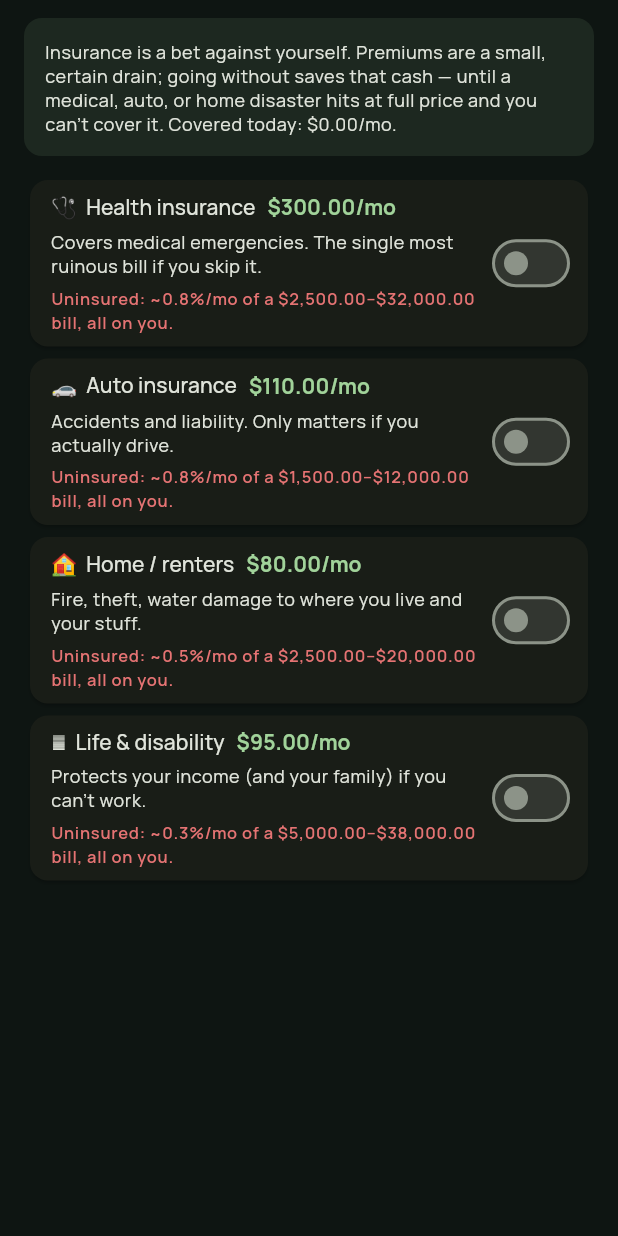
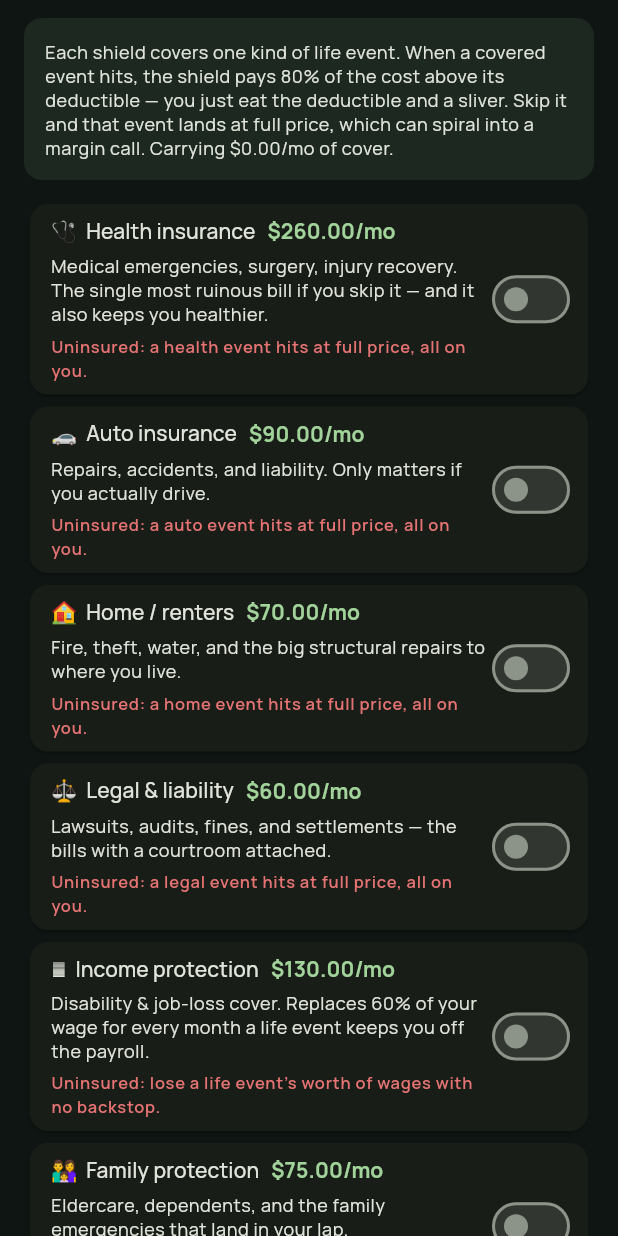
Before and after one commit to Armandoxh/Territorygame, a Flutter app: the InsuranceBody widget shown alone on an empty page, opened directly with empty values, on a phone screen of 412 x 824 dp. Run offline on Flutter 3.47's test engine with Material 3 defaults, Android fonts, the phone set to English and light mode, and no system bars; our stand-ins replace flutter_svg, google_fonts.

Commit message:
Rework shields: insurance now mitigates real life events, one per category (build 120)
The old 'shield' was whack: it rolled invisible random incidents
disconnected from the life-event popups you actually see, so premiums
bought protection against dice you never rolled. Replaced wholesale.

- Each life event (crisis) is tagged with a CrisisCategory. There are now
  8 category shields: Health, Auto, Home, Legal, Income, Family,
  Education, Cyber/identity. Gambling, windfalls, and voluntary splurges
  stay uninsurable.
- When a covered event costs you cash, the shield absorbs 80% above its
  deductible (you pay the deductible + 20%). Small hits are on you; the
  shield earns its keep on the big ones. Applied in resolveCrisis by
  measuring the choice's cash hit.
- Income protection is the exception: it replaces 60% of your wage for
  every month a life event knocks you off the payroll (disability/job
  loss), paid in advanceDay and folded into the DayResult income term so
  the cash-flow auditor stays exact.
- Removed the invisible-incident roll and its _insuranceRng entirely;
  insurance value now comes only from events you can see.
- New leaf enum file (crisis_category.dart) keeps insurance and the crisis
  model dependency-free of each other. Events are tagged at the
  aggregation point in crises.dart (base by id-map, packs by pack), so no
  per-event constructor churn.
- UI: insurance app shows premium, deductible, and the 80%/60% payout
  semantics per shield. Playtest's all-insured strategy updated to the new
  8 ids (the old 'life' id is gone).

https://claude.ai/code/session_01JqBticQH2m2VG91X5ciAMv

```diff
--- a/wealthquest/lib/data/crises.dart
+++ b/wealthquest/lib/data/crises.dart
@@ -93,7 +93,7 @@ class Crises {
   static const double _t3 = 750000;
   static const double _t4 = 5000000;
 
-  static final List<CrisisEvent> all = [
+  static final List<CrisisEvent> _base = [
     // ============ TIER 0 — everyday cheap surprises (fade when rich) ======
     CrisisEvent(
       id: 'broken_phone',
@@ -1488,17 +1488,70 @@ class Crises {
       ],
     ),
 
+  ];
+
+  /// Coverage tags for the base events above (the themed packs are tagged by
+  /// pack below). Only insurable losses are listed; everything else — windfalls,
+  /// gambling, voluntary splurges, investment bets — stays [CrisisCategory.none]
+  /// and is never reimbursed.
+  static const Map<String, CrisisCategory> _baseCategory = {
+    // 🚗 vehicle
+    'car_repair': CrisisCategory.auto,
+    'tires': CrisisCategory.auto,
+    'parking': CrisisCategory.auto,
+    'transmission': CrisisCategory.auto,
+    // 🩺 health
+    'dental': CrisisCategory.health,
+    'minor_medical': CrisisCategory.health,
+    'vet': CrisisCategory.health,
+    'medical_bill': CrisisCategory.health,
+    'major_surgery': CrisisCategory.health,
+    'injury': CrisisCategory.health,
+    // 🏠 home
+    'appliance': CrisisCategory.home,
+    'furnace': CrisisCategory.home,
+    'plumbing': CrisisCategory.home,
+    'foundation': CrisisCategory.home,
+    'roof_emergency': CrisisCategory.home,
+    // ⚖️ legal
+    'speeding': CrisisCategory.legal,
+    'audit': CrisisCategory.legal,
+    'lawsuit': CrisisCategory.legal,
+    'big_lawsuit': CrisisCategory.legal,
+    'high_profile_lawsuit': CrisisCategory.legal,
+    // 👨‍👩‍👧 family
+    'eldercare': CrisisCategory.family,
+    'family_bailout': CrisisCategory.family,
+    // 🔒 cyber / devices
+    'laptop': CrisisCategory.tech,
+    'identity_theft': CrisisCategory.tech,
+    'crypto_hack': CrisisCategory.tech,
+    // 🛟 income
+    'jury_duty': CrisisCategory.income,
+    'layoff': CrisisCategory.income,
+  };
+
+  static CrisisEvent _tagBase(CrisisEvent e) {
+    final cat = _baseCategory[e.id];
+    return cat == null ? e : e.copyWith(category: cat);
+  }
+
+  /// The full library: base events (tagged by id) plus every themed pack (tagged
+  /// by pack). A pack tag only affects its *loss* events — windfalls in a pack
+  /// are reimbursed-proof because the shield only ever refunds a cash loss.
+  static final List<CrisisEvent> all = [
+    for (final e in _base) _tagBase(e),
     // ============ EXPANSION PACKS — themed life-event libraries ============
     // Each is a separate file sharing the public helpers in crisis_kit.dart.
-    ...EducationCrises.all,
-    ...CareerCrises.all,
+    for (final e in EducationCrises.all) e.copyWith(category: CrisisCategory.education),
+    for (final e in CareerCrises.all) e.copyWith(category: CrisisCategory.income),
     ...GamblingCrises.all,
-    ...HealthCrises.all,
-    ...FamilyCrises.all,
-    ...HomeCrises.all,
-    ...LegalCrises.all,
+    for (final e in HealthCrises.all) e.copyWith(category: CrisisCategory.health),
+    for (final e in FamilyCrises.all) e.copyWith(category: CrisisCategory.family),
+    for (final e in HomeCrises.all) e.copyWith(category: CrisisCategory.home),
+    for (final e in LegalCrises.all) e.copyWith(category: CrisisCategory.legal),
     ...LifestyleCrises.all,
-    ...TechCrises.all,
+    for (final e in TechCrises.all) e.copyWith(category: CrisisCategory.tech),
   ];
 
   /// Pick a random event whose net-worth band and context allow it right now.
--- a/wealthquest/lib/data/insurance.dart
+++ b/wealthquest/lib/data/insurance.dart
@@ -1,19 +1,22 @@
-/// Insurance policies. Each is a monthly premium that protects against a stream
-/// of random, sometimes-ruinous incidents. Uninsured, an incident hits you for
-/// the full (large) amount — which, if you're cash-light, can spiral into a
-/// margin call or bankruptcy. The choice: pay steady premiums for safety, or
-/// self-insure and gamble. Premiums sit a touch above expected loss (the
-/// insurer's edge), so a risk-tolerant optimizer skips them — but one bad year
-/// can wipe them out.
+import '../models/crisis_category.dart';
+
+/// Insurance policies — one "shield" per insurable life-event category. Each is
+/// a monthly premium that, when a covered life event hits, absorbs most of the
+/// out-of-pocket cost: you pay a [deductible] plus a slice of the rest, and the
+/// insurer covers the remaining [Insurance.coinsurance] (80%). Skip the shield
+/// and the event lands at full price — which, if you're cash-light, can spiral
+/// into a margin call or bankruptcy.
+///
+/// Premiums sit a touch above the expected payout (the insurer's edge), so a
+/// risk-tolerant optimizer skips the ones whose events rarely hit them — but one
+/// bad year can wipe out an uninsured player.
 class InsurancePolicy {
   const InsurancePolicy(
     this.id,
     this.name,
     this.emoji,
+    this.category,
     this.premium,
-    this.incidentChance,
-    this.incidentMin,
-    this.incidentMax,
     this.deductible,
     this.blurb,
   );
@@ -22,36 +25,113 @@ class InsurancePolicy {
   final String name;
   final String emoji;
 
+  /// The life-event category this shield covers (1:1).
+  final CrisisCategory category;
+
   /// Monthly premium (drained from cash whether or not anything happens).
   final double premium;
 
-  /// Monthly probability of an incident while UNcovered.
-  final double incidentChance;
-
-  /// Uninsured incident cost range.
-  final double incidentMin;
-  final double incidentMax;
-
-  /// What you still pay out of pocket even when covered.
+  /// What you still pay out of pocket on a covered event before coverage kicks
+  /// in. Small everyday hits below this are entirely on you; the shield earns
+  /// its keep on the big ones.
   final double deductible;
 
   final String blurb;
+
+  /// Short tag for the in-event "covered" line.
+  String get shortName => name.split(' ').first;
 }
 
 class Insurance {
   Insurance._();
 
+  /// Of the cost above the deductible, the insurer pays this share (you pay the
+  /// deductible plus the remaining 20%).
+  static const double coinsurance = 0.8;
+
+  /// Income protection replaces this fraction of your normal wage for each month
+  /// a life event has knocked you off the payroll (disability / job loss).
+  static const double incomeReplacement = 0.6;
+
   static const List<InsurancePolicy> all = [
-    InsurancePolicy('health', 'Health insurance', '🩺', 300, 0.008, 2500, 32000,
-        1500, 'Covers medical emergencies. The single most ruinous bill if '
-            'you skip it.'),
-    InsurancePolicy('auto', 'Auto insurance', '🚗', 110, 0.008, 1500, 12000,
-        1000, 'Accidents and liability. Only matters if you actually drive.'),
-    InsurancePolicy('home', 'Home / renters', '🏠', 80, 0.005, 2500, 20000, 1000,
-        'Fire, theft, water damage to where you live and your stuff.'),
-    InsurancePolicy('life', 'Life & disability', '🛟', 95, 0.003, 5000, 38000,
-        0, 'Protects your income (and your family) if you can\'t work.'),
+    InsurancePolicy(
+        'health',
+        'Health insurance',
+        '🩺',
+        CrisisCategory.health,
+        260,
+        1500,
+        'Medical emergencies, surgery, injury recovery. The single most ruinous '
+            'bill if you skip it — and it also keeps you healthier.'),
+    InsurancePolicy(
+        'auto',
+        'Auto insurance',
+        '🚗',
+        CrisisCategory.auto,
+        90,
+        1000,
+        'Repairs, accidents, and liability. Only matters if you actually drive.'),
+    InsurancePolicy(
+        'home',
+        'Home / renters',
+        '🏠',
+        CrisisCategory.home,
+        70,
+        1000,
+        'Fire, theft, water, and the big structural repairs to where you live.'),
+    InsurancePolicy(
+        'legal',
+        'Legal & liability',
+        '⚖️',
+        CrisisCategory.legal,
+        60,
+        1500,
+        'Lawsuits, audits, fines, and settlements — the bills with a courtroom '
+            'attached.'),
+    InsurancePolicy(
+        'income',
+        'Income protection',
+        '🛟',
+        CrisisCategory.income,
+        130,
+        0,
+        'Disability & job-loss cover. Replaces 60% of your wage for every month '
+            'a life event keeps you off the payroll.'),
+    InsurancePolicy(
+        'family',
+        'Family protection',
+        '👨‍👩‍👧',
+        CrisisCategory.family,
+        75,
+        1000,
+        'Eldercare, dependents, and the family emergencies that land in your '
+            'lap.'),
+    InsurancePolicy(
+        'education',
+        'Tuition protection',
+        '🎓',
+        CrisisCategory.education,
+        45,
+        500,
+        'Surprise tuition, fees, and the cost shocks of staying credentialed.'),
+    InsurancePolicy(
+        'tech',
+        'Cyber & identity',
+        '🔒',
+        CrisisCategory.tech,
+        35,
+        500,
+        'Identity theft, fraud, hacked accounts, and fried devices.'),
   ];
 
   static InsurancePolicy byId(String id) => all.firstWhere((p) => p.id == id);
+
+  /// The shield covering [category], or null for uninsurable events.
+  static InsurancePolicy? byCategory(CrisisCategory category) {
+    if (category == CrisisCategory.none) return null;
+    for (final p in all) {
+      if (p.category == category) return p;
+    }
+    return null;
+  }
 }
--- /dev/null
+++ b/wealthquest/lib/models/crisis_category.dart
@@ -0,0 +1,17 @@
+/// The kind of life event a shield (insurance policy) covers. Pure data with no
+/// dependencies, so both the crisis library and the insurance catalog can share
+/// it without an import cycle.
+///
+/// [none] = uninsurable (windfalls, gambling, voluntary splurges, market bets).
+/// Everything else maps 1:1 to an [InsurancePolicy] in `data/insurance.dart`.
+enum CrisisCategory {
+  none,
+  health,
+  auto,
+  home,
+  legal,
+  income,
+  family,
+  education,
+  tech,
+}
--- a/wealthquest/lib/ui/insurance_app.dart
+++ b/wealthquest/lib/ui/insurance_app.dart
@@ -28,10 +28,11 @@ class InsuranceBody extends StatelessWidget {
             borderRadius: BorderRadius.circular(12),
           ),
           child: Text(
-            'Insurance is a bet against yourself. Premiums are a small, certain '
-            'drain; going without saves that cash — until a medical, auto, or '
-            'home disaster hits at full price and you can\'t cover it. '
-            'Covered today: ${money(total)}/mo.',
+            'Each shield covers one kind of life event. When a covered event '
+            'hits, the shield pays 80% of the cost above its deductible — you '
+            'just eat the deductible and a sliver. Skip it and that event lands '
+            'at full price, which can spiral into a margin call. '
+            'Carrying ${money(total)}/mo of cover.',
             style: theme.textTheme.bodySmall,
           ),
         ),
@@ -51,7 +52,16 @@ class _PolicyCard extends StatelessWidget {
   Widget build(BuildContext context) {
     final theme = Theme.of(context);
     final covered = game.insurancePolicies.contains(policy.id);
-    final pctChance = (policy.incidentChance * 100).toStringAsFixed(1);
+    final isIncome = policy.id == 'income';
+    // How this shield pays out, in one line.
+    final coveredLine = isIncome
+        ? '✓ Covered — replaces 60% of your wage while a life event keeps you '
+            'off the payroll.'
+        : '✓ Covered — pays 80% above a ${money(policy.deductible)} deductible.';
+    final uninsuredLine = isIncome
+        ? 'Uninsured: lose a life event\'s worth of wages with no backstop.'
+        : 'Uninsured: a ${policy.shortName.toLowerCase()} event hits at full '
+            'price, all on you.';
     return Card(
       color: covered ? kGain.withOpacity(0.08) : null,
       child: Padding(
@@ -77,11 +87,7 @@ class _PolicyCard extends StatelessWidget {
                   Text(policy.blurb, style: theme.textTheme.bodySmall),
                   const SizedBox(height: 6),
                   Text(
-                    covered
-                        ? '✓ Covered — incidents are handled.'
-                        : 'Uninsured: ~$pctChance%/mo of a '
-                            '${money(policy.incidentMin)}–'
-                            '${money(policy.incidentMax)} bill, all on you.',
+                    covered ? coveredLine : uninsuredLine,
                     style: theme.textTheme.labelSmall?.copyWith(
                         color: covered ? kGain : kLoss,
                         fontWeight: FontWeight.w600),
--- a/wealthquest/lib/version.dart
+++ b/wealthquest/lib/version.dart
@@ -4,7 +4,7 @@
 /// notable features) — see wealthquest/CLAUDE.md. The badge pinned at the top
 /// of the home header shows this, so you can instantly confirm the live page is
 /// the latest build (and not a stale cache).
-const String kAppVersion = '0.47.0';
-const int kBuildNumber = 119;
+const String kAppVersion = '0.48.0';
+const int kBuildNumber = 120;
 
 String get appVersionLabel => 'v$kAppVersion · build $kBuildNumber';
--- a/wealthquest/pubspec.yaml
+++ b/wealthquest/pubspec.yaml
@@ -1,7 +1,7 @@
 name: wealthquest
 description: "A mobile life-sim / stock-market game. Start at 15 with a day job; each Next Month advances a month — watch your investments perform."
 publish_to: "none"
-version: 0.47.0+119
+version: 0.48.0+120
 
 environment:
   sdk: ">=3.4.0 <4.0.0"
```
Also changed, not shown: wealthquest/lib/models/crisis.dart (+22 -0 lines), wealthquest/lib/state/game_controller.dart (+48 -53 lines), 2 other files.
